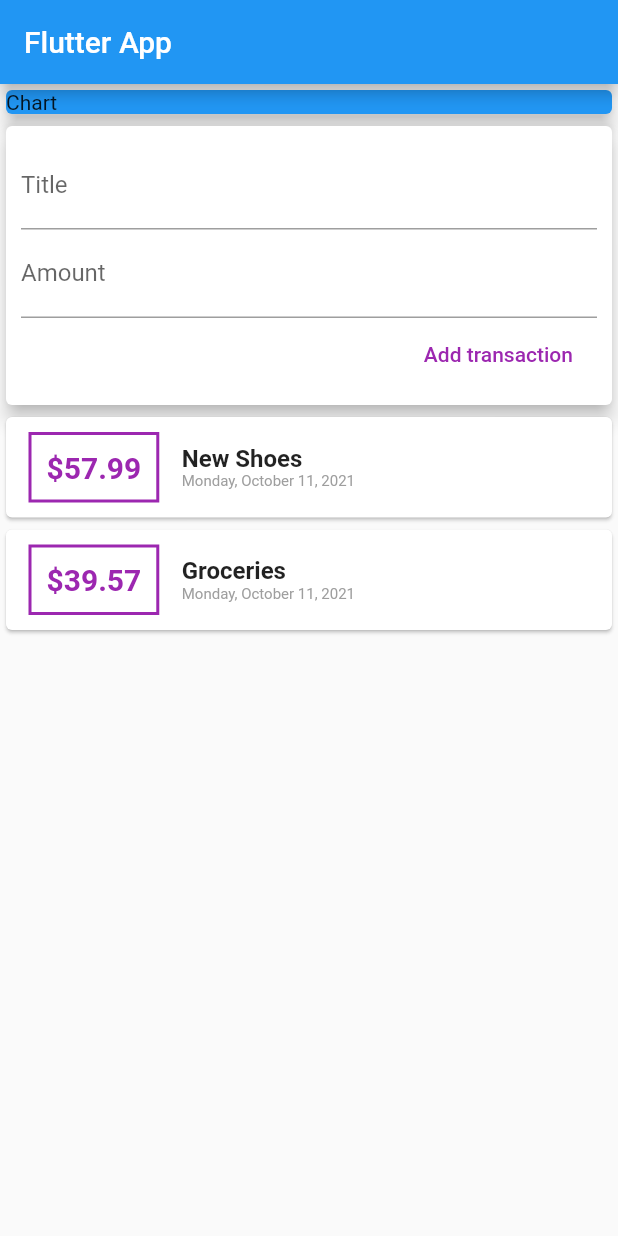
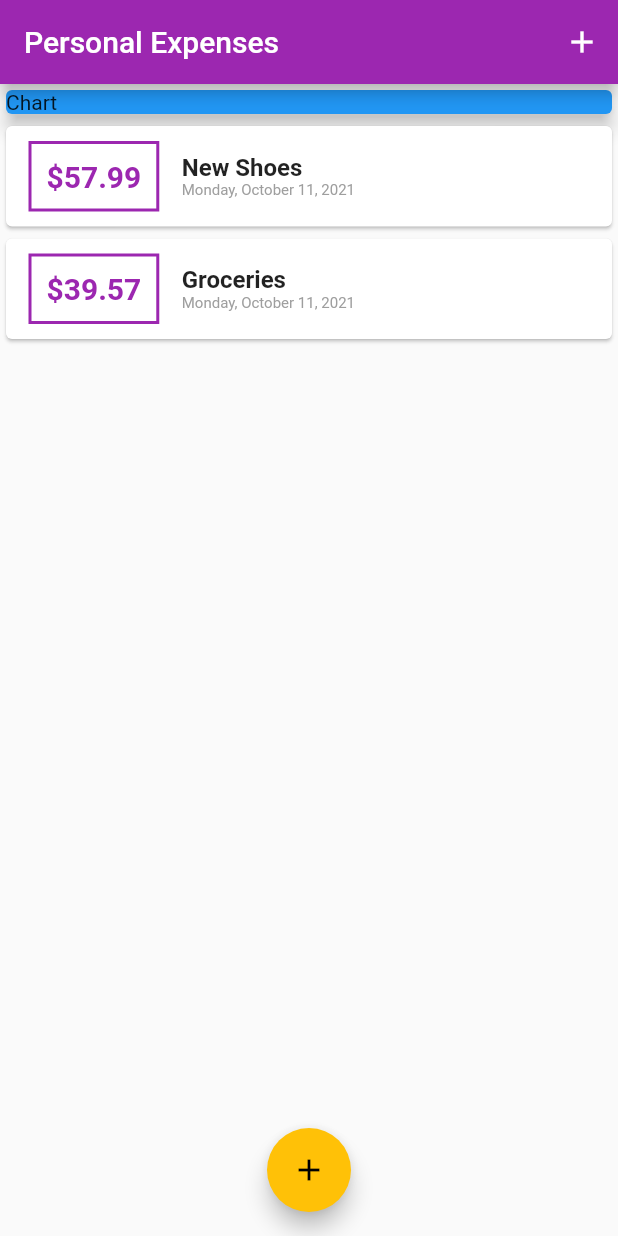
Before and after one commit to imedvesan/Spend-tracker, a Flutter app: the screen it shows after launch, on a phone screen of 412 x 824 dp. Run offline on Flutter 3.47's test engine with Material 2 defaults, Android fonts, the phone set to English and light mode, and no system bars.

Commit message:
configuring and using themes

```diff
--- a/spend_tracker/lib/main.dart
+++ b/spend_tracker/lib/main.dart
@@ -1,5 +1,7 @@
 import 'package:flutter/material.dart';
-import './widgets/user_transactions.dart';
+import './widgets/new_transaction.dart';
+import './widgets/transaction_list.dart';
+import 'models/transaction.dart';
 
 void main() => runApp(MyApp());
 
@@ -7,21 +9,71 @@ class MyApp extends StatelessWidget {
   @override
   Widget build(BuildContext context) {
     return MaterialApp(
-      title: 'Flutter App',
+      title: 'Personal Expenses',
+      theme: ThemeData(
+        primarySwatch: Colors.purple,
+        accentColor: Colors.amber,
+      ),
       home: MyHomePage(),
     );
   }
 }
 
-class MyHomePage extends StatelessWidget {
+class MyHomePage extends StatefulWidget {
   // String titleInput;
   // String amountInput;
+
+  @override
+  State<MyHomePage> createState() => _MyHomePageState();
+}
+
+class _MyHomePageState extends State<MyHomePage> {
+  final List<Transaction> _userTransactions = [
+    Transaction(
+      id: '1',
+      title: 'New Shoes',
+      amount: 57.99,
+      date: DateTime.now(),
+    ),
+    Transaction(
+      id: '2',
+      title: 'Groceries',
+      amount: 39.57,
+      date: DateTime.now(),
+    )
+  ];
+
+  void _addNewTransaction(String txTitle, double txAmount) {
+    final newTx = Transaction(
+        id: DateTime.now().toString(),
+        title: txTitle,
+        amount: txAmount,
+        date: DateTime.now());
+
+    setState(() {
+      _userTransactions.add(newTx);
+    });
+  }
+
+  void _startAddNewTransaction(BuildContext ctx) {
+    showModalBottomSheet(
+        context: ctx,
+        builder: (_) {
+          return NewTransaction(_addNewTransaction);
+        });
+  }
 
   @override
   Widget build(BuildContext context) {
     return Scaffold(
       appBar: AppBar(
-        title: Text('Flutter App'),
+        title: Text('Personal Expenses'),
+        actions: <Widget>[
+          IconButton(
+            icon: Icon(Icons.add),
+            onPressed: () => _startAddNewTransaction(context),
+          ),
+        ],
       ),
       body: SingleChildScrollView(
         child: Column(
@@ -36,9 +88,14 @@ class MyHomePage extends StatelessWidget {
                 elevation: 5,
               ),
             ),
-            UserTransactions(),
+            TransactionList(_userTransactions),
           ],
         ),
+      ),
+      floatingActionButtonLocation: FloatingActionButtonLocation.centerFloat,
+      floatingActionButton: FloatingActionButton(
+        child: Icon(Icons.add),
+        onPressed: () => _startAddNewTransaction(context),
       ),
     );
   }
--- a/spend_tracker/lib/widgets/transaction_list.dart
+++ b/spend_tracker/lib/widgets/transaction_list.dart
@@ -20,14 +20,15 @@ class TransactionList extends StatelessWidget {
                 Container(
                   margin: EdgeInsets.symmetric(vertical: 10, horizontal: 15),
                   decoration: BoxDecoration(
-                      border: Border.all(color: Colors.purple, width: 2)),
+                      border: Border.all(
+                          color: Theme.of(context).primaryColor, width: 2)),
                   padding: EdgeInsets.all(10),
                   child: Text(
                     '\$${transactions[index].amount.toStringAsFixed(2)}',
                     style: TextStyle(
                       fontWeight: FontWeight.bold,
                       fontSize: 20,
-                      color: Colors.purple,
+                      color: Theme.of(context).primaryColor,
                     ),
                   ),
                 ),
--- a/spend_tracker/lib/widgets/user_transactions.dart
+++ /dev/null
@@ -1,50 +0,0 @@
-import 'package:flutter/material.dart';
-import '../models/transaction.dart';
-import './new_transaction.dart';
-import './transaction_list.dart';
-
-class UserTransactions extends StatefulWidget {
-  // const UserTransactions({ Key? key }) : super(key: key);
-
-  @override
-  _UserTransactionsState createState() => _UserTransactionsState();
-}
-
-class _UserTransactionsState extends State<UserTransactions> {
-  final List<Transaction> _userTransactions = [
-    Transaction(
-      id: '1',
-      title: 'New Shoes',
-      amount: 57.99,
-      date: DateTime.now(),
-    ),
-    Transaction(
-      id: '2',
-      title: 'Groceries',
-      amount: 39.57,
-      date: DateTime.now(),
-    )
-  ];
-
-  void _addNewTransaction(String txTitle, double txAmount) {
-    final newTx = Transaction(
-        id: DateTime.now().toString(),
-        title: txTitle,
-        amount: txAmount,
-        date: DateTime.now());
-
-    setState(() {
-      _userTransactions.add(newTx);
-    });
-  }
-
-  @override
-  Widget build(BuildContext context) {
-    return Column(
-      children: <Widget>[
-        NewTransaction(_addNewTransaction),
-        TransactionList(_userTransactions),
-      ],
-    );
-  }
-}
```
Also changed, not shown: spend_tracker/lib/widgets/new_transaction.dart (+13 -4 lines).
